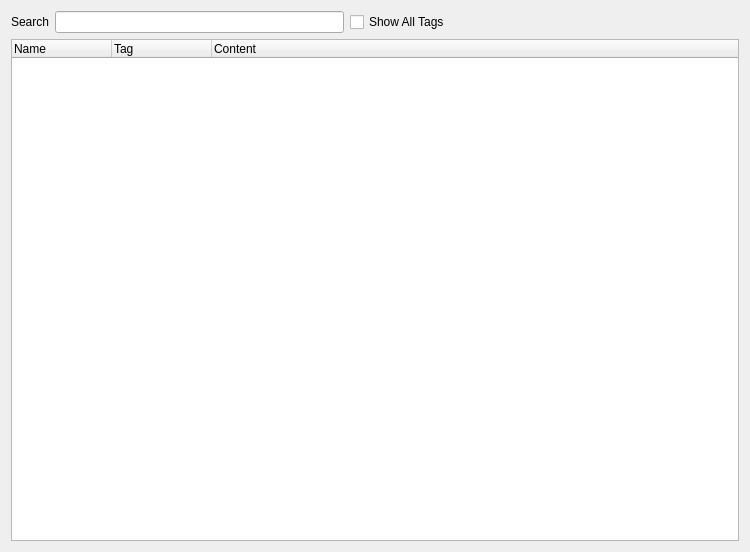
This is starviewer/src/core/qdicomdumpbrowserbase.ui in starviewer-medical/starviewer as Qt 5 draws it before an edit. The edited form follows.
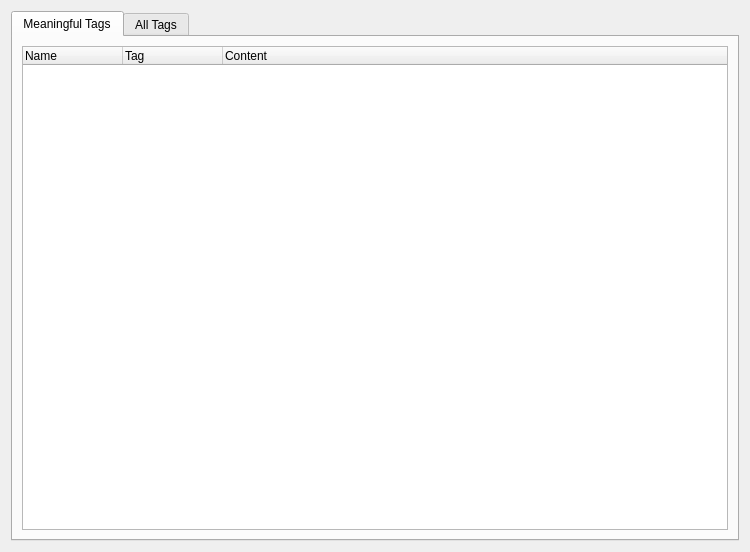
This is the edited form. Icons and pictures are not drawn.

Commit message: ENH: S'adapta el QDICOMDumpBrowser per incorporar-hi els Default Tags.

Patch:
```diff
--- a/starviewer/src/core/qdicomdumpbrowserbase.ui
+++ b/starviewer/src/core/qdicomdumpbrowserbase.ui
@@ -35,23 +35,65 @@
    <iconset resource="../main/main.qrc">
     <normaloff>:/images/dicomDump.png</normaloff>:/images/dicomDump.png</iconset>
   </property>
+  <layout class="QVBoxLayout" name="verticalLayout">
+   <item>
+    <widget class="QTabWidget" name="m_dumpTabWidget">
+     <widget class="QWidget" name="m_defaultTagsTab">
+      <attribute name="title">
+       <string>Meaningful Tags</string>
+      </attribute>
+      <layout class="QVBoxLayout" name="verticalLayout_2">
+       <item>
+        <widget class="QTreeWidget" name="m_defaultTagsQTree">
+         <property name="alternatingRowColors">
+          <bool>true</bool>
+         </property>
+         <property name="animated">
+          <bool>false</bool>
+         </property>
+         <property name="columnCount">
+          <number>3</number>
+         </property>
+         <column>
+          <property name="text">
+           <string notr="true">Name</string>
+          </property>
+         </column>
+         <column>
+          <property name="text">
+           <string notr="true">Tag</string>
+          </property>
+         </column>
+         <column>
+          <property name="text">
+           <string notr="true">Content</string>
+          </property>
+         </column>
+        </widget>
+       </item>
+      </layout>
+     </widget>
+     <widget class="QWidget" name="m_allTagsTab">
+      <attribute name="title">
+       <string>All Tags</string>
+      </attribute>
   <layout class="QGridLayout" name="gridLayout">
    <item row="0" column="0">
-    <layout class="QHBoxLayout" name="horizontalLayout">
-     <item>
       <widget class="QLabel" name="m_searchTagLabel">
        <property name="text">
         <string>Search</string>
        </property>
       </widget>
      </item>
+       <item row="0" column="1">
+        <layout class="QHBoxLayout" name="horizontalLayout">
      <item>
       <widget class="QLineEdit" name="m_searchTagLineEdit"/>
      </item>
      <item>
       <widget class="QCheckBox" name="m_showAllTagsCheckBox">
        <property name="text">
-        <string>Show All Tags</string>
+            <string>Highlight only</string>
        </property>
       </widget>
      </item>
@@ -70,7 +112,7 @@
      </item>
     </layout>
    </item>
-   <item row="1" column="0">
+       <item row="1" column="0" colspan="2">
     <widget class="QTreeWidget" name="m_tagsListQTree">
      <property name="alternatingRowColors">
       <bool>true</bool>
@@ -96,6 +138,10 @@
        <string notr="true">Content</string>
       </property>
      </column>
+        </widget>
+       </item>
+      </layout>
+     </widget>
     </widget>
    </item>
   </layout>
```
Left out of the diff: 2 changed lines with no effect on the pictures. Lines whose indentation alone changed are shown as unchanged. The commit also changes 2 other files.
